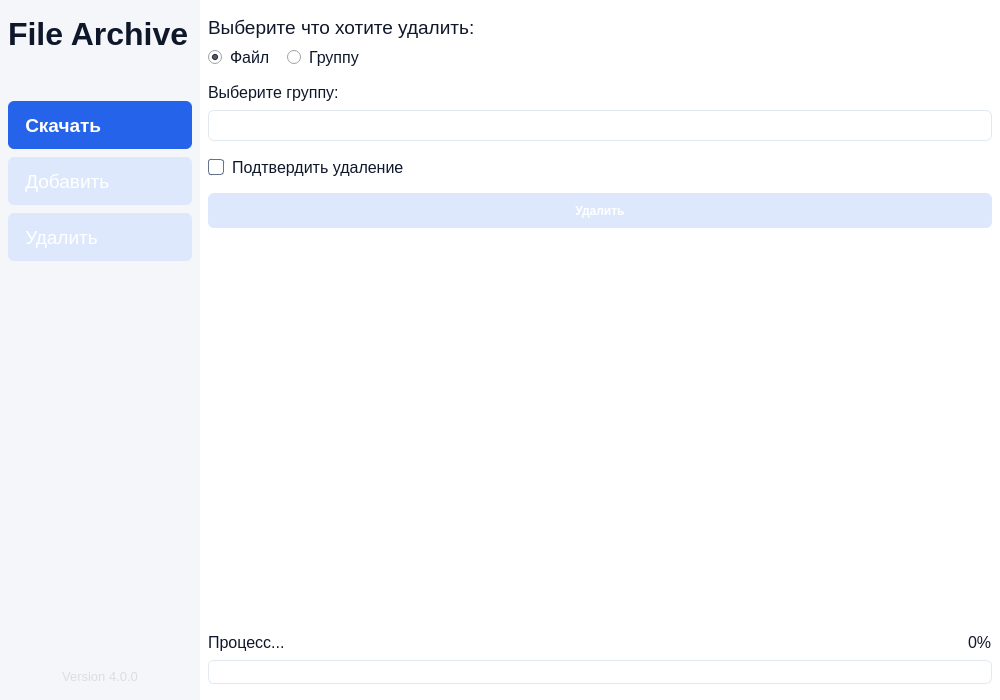
Qt form ui/mainUI.ui (pntech-dev/File-Archive) before a commit.
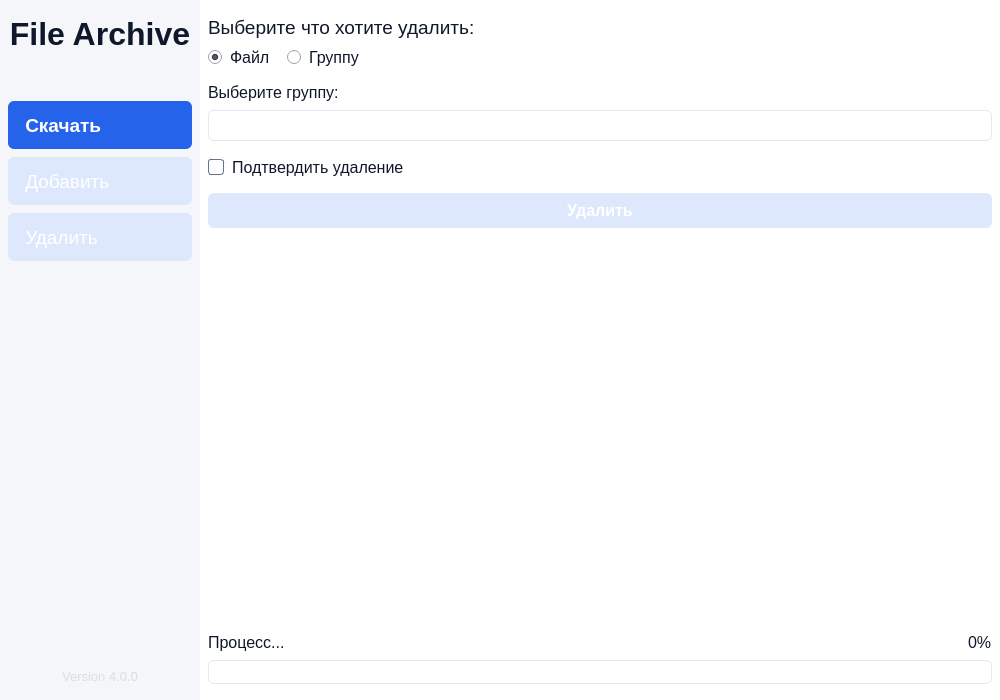
The same form after that commit. The open tabs and pages were chosen to show the change. Icons and pictures are not drawn.

Commit message: feat(ui): implement add buttons state handling

Patch:
```diff
--- a/ui/mainUI.ui
+++ b/ui/mainUI.ui
@@ -419,7 +419,7 @@
        <item>
         <widget class="QLabel" name="logo_label">
          <property name="sizePolicy">
-          <sizepolicy hsizetype="Fixed" vsizetype="Fixed">
+          <sizepolicy hsizetype="Expanding" vsizetype="Fixed">
            <horstretch>0</horstretch>
            <verstretch>0</verstretch>
           </sizepolicy>
@@ -435,6 +435,9 @@
          <property name="text">
           <string>File Archive</string>
          </property>
+         <property name="alignment">
+          <set>Qt::AlignCenter</set>
+         </property>
         </widget>
        </item>
        <item>
@@ -2231,6 +2234,8 @@
                  </property>
                  <property name="font">
                   <font>
+                   <family>MS Shell Dlg 2</family>
+                   <pointsize>12</pointsize>
                    <weight>75</weight>
                    <bold>true</bold>
                   </font>
```
Left out of the diff: 10 changed lines with no effect on the pictures. The commit also changes 3 other files.
